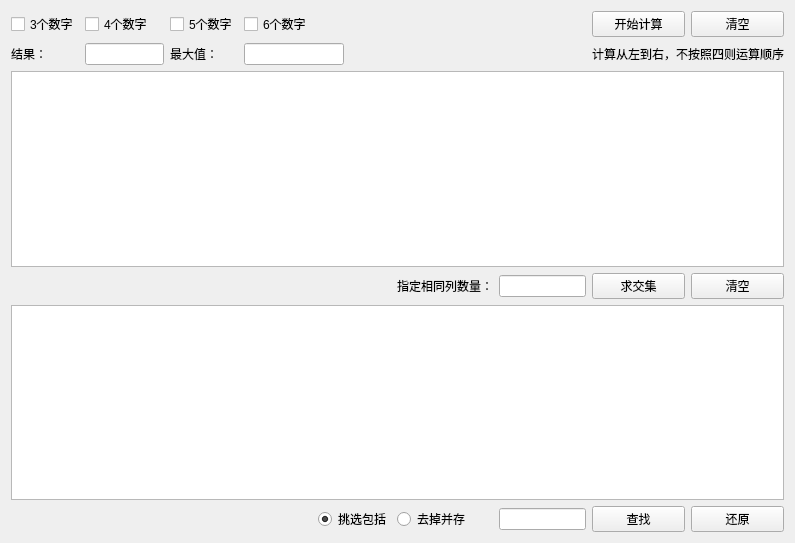
This is mainwindow.ui in xiaoyanLG/Calculate as Qt 5 draws it before an edit. The edited form follows.
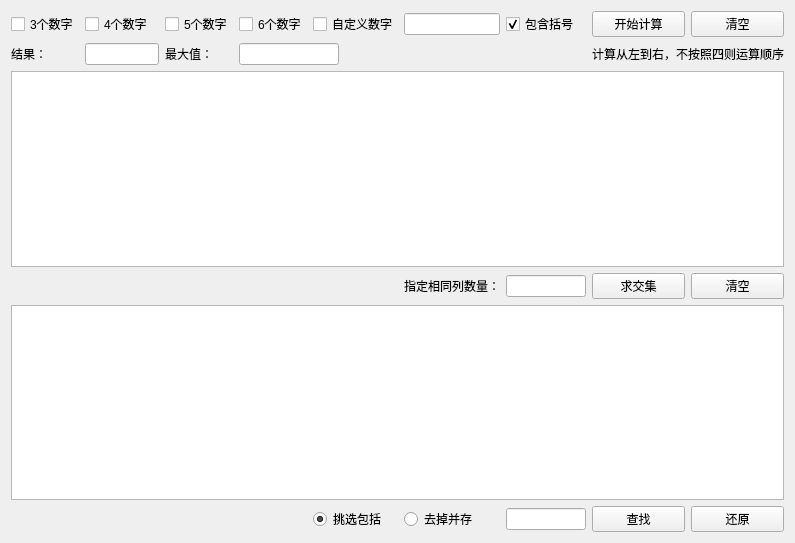
This is the edited form.

Commit message: 增加自定义数据

```diff
--- a/mainwindow.ui
+++ b/mainwindow.ui
@@ -229,6 +229,26 @@
         </property>
        </widget>
       </item>
+      <item row="0" column="11">
+       <widget class="QCheckBox" name="checkBox_5">
+        <property name="text">
+         <string>包含括号</string>
+        </property>
+        <property name="checked">
+         <bool>true</bool>
+        </property>
+       </widget>
+      </item>
+      <item row="0" column="9">
+       <widget class="QCheckBox" name="checkBox_6">
+        <property name="text">
+         <string>自定义数字</string>
+        </property>
+       </widget>
+      </item>
+      <item row="0" column="10">
+       <widget class="QLineEdit" name="lineEdit_5"/>
+      </item>
      </layout>
     </item>
    </layout>
```
The commit also changes 3 other files.
